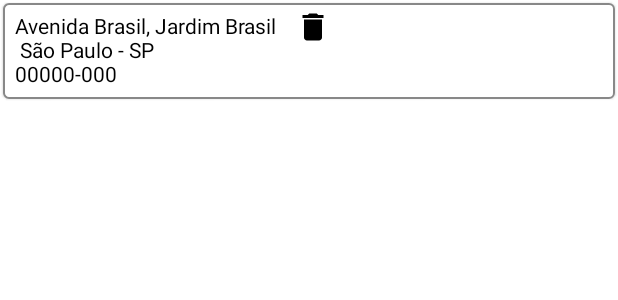
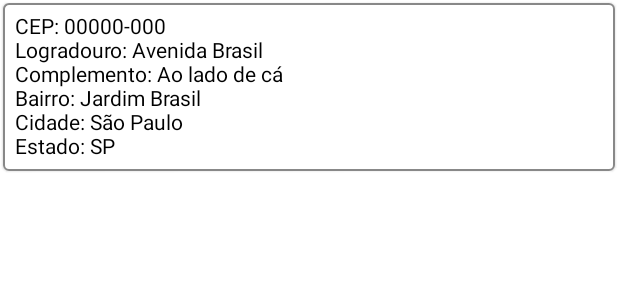
Before and after one commit to Matheus-Silas97/PostalCode_Search, an Android app built with Jetpack Compose: the @Preview function HistoricComponentPreview, on a phone screen of 412 x 824 dp. Shown: the top 300 px of the screen. Run offline under Robolectric (Android 15) with nearby library versions, the phone set to English and light mode, and no system bars.

Commit message:
feat(PostalCode): adjust

```diff
--- /dev/null
+++ b/historic/src/main/res/values/strings.xml
@@ -0,0 +1,4 @@
+<?xml version="1.0" encoding="utf-8"?>
+<resources>
+    <string name="historic">Historico</string>
+</resources>
--- a/search/src/main/java/com/matheussilas97/search/data/repository/AddressRepository.kt
+++ b/search/src/main/java/com/matheussilas97/search/data/repository/AddressRepository.kt
@@ -5,6 +5,6 @@ import kotlinx.coroutines.flow.Flow
 
 interface AddressRepository {
 
-    fun searchCep(postalCode: String): Flow<AddressEntity?>
+    suspend fun searchCep(postalCode: String): Flow<AddressEntity?>
 
 }
--- a/search/src/main/java/com/matheussilas97/search/data/repository/AddressRepositoryImpl.kt
+++ b/search/src/main/java/com/matheussilas97/search/data/repository/AddressRepositoryImpl.kt
@@ -7,7 +7,7 @@ import kotlinx.coroutines.flow.flow
 
 class AddressRepositoryImpl(private val addressService: AddressService) : AddressRepository {
 
-    override fun searchCep(postalCode: String): Flow<AddressEntity?> = flow {
+    override suspend fun searchCep(postalCode: String): Flow<AddressEntity?> = flow {
         val response = addressService.searchPostalCode(postalCode = postalCode)
         emit(
             AddressEntity(
--- a/search/src/main/java/com/matheussilas97/search/data/service/AddressService.kt
+++ b/search/src/main/java/com/matheussilas97/search/data/service/AddressService.kt
@@ -7,7 +7,7 @@ import retrofit2.http.Path
 interface AddressService {
 
     @GET(SEARCH_CEP_URL)
-    fun searchPostalCode(@Path(POSTAL_CODE) postalCode: String): AddressResponse?
+    suspend fun searchPostalCode(@Path(POSTAL_CODE) postalCode: String): AddressResponse?
 
     companion object {
         const val SEARCH_CEP_URL = "{cep}/json/"
--- a/search/src/main/java/com/matheussilas97/search/domain/usecase/AddressUseCase.kt
+++ b/search/src/main/java/com/matheussilas97/search/domain/usecase/AddressUseCase.kt
@@ -5,6 +5,6 @@ import kotlinx.coroutines.flow.Flow
 
 interface AddressUseCase {
 
-    fun searchPostalCode(postalCode: String): Flow<AddressEntity?>
+    suspend fun searchPostalCode(postalCode: String): Flow<AddressEntity?>
 
 }
--- a/search/src/main/java/com/matheussilas97/search/domain/usecase/AddressUseCaseImpl.kt
+++ b/search/src/main/java/com/matheussilas97/search/domain/usecase/AddressUseCaseImpl.kt
@@ -6,7 +6,7 @@ import kotlinx.coroutines.flow.Flow
 
 class AddressUseCaseImpl(private val addressRepository: AddressRepository) : AddressUseCase {
 
-    override fun searchPostalCode(postalCode: String): Flow<AddressEntity?> =
+    override suspend fun searchPostalCode(postalCode: String): Flow<AddressEntity?> =
         addressRepository.searchCep(postalCode)
 
 }
--- a/uikit/src/main/java/com/matheussilas97/uikit/components/AddressCard.kt
+++ b/uikit/src/main/java/com/matheussilas97/uikit/components/AddressCard.kt
@@ -17,45 +17,25 @@ import com.matheussilas97.uikit.R
 
 @Composable
 fun AddressCard(address: AddressEntity) {
-    val textAddressNeighborhood =
-        "${address.street}, ${address.neighborhood}"
-    val textCityState = " ${address.city} - ${address.state}"
-
     Card(
         border = BorderStroke(1.dp, Color.Gray),
         modifier = Modifier
             .fillMaxWidth()
             .padding(all = 2.dp)
     ) {
-        Row(modifier = Modifier.fillMaxWidth()) {
-            Column(
-                modifier = Modifier
-                    .padding(all = 8.dp)
-            ) {
-                TextNormal(text = textAddressNeighborhood, color = Color.Black)
-                TextNormal(text = textCityState, color = Color.Black)
-                TextNormal(text = address.postalCode, color = Color.Black)
-            }
-            Box(
-
-            ) {
-                IconButton(
-                    onClick = {},
-                    modifier = Modifier
-                        .size(size = 30.dp)
-                        .align(Alignment.CenterEnd)
-                ) {
-                    Icon(
-                        painter = painterResource(id = R.drawable.ic_delete),
-                        contentDescription = "icon delete"
-                    )
-                }
-            }
-
+        Column(
+            modifier = Modifier
+                .fillMaxWidth()
+                .padding(all = 8.dp)
+        ) {
+            TextNormal(text = "CEP: ${address.postalCode}")
+            TextNormal(text = "Logradouro: ${address.street}")
+            TextNormal(text = "Complemento: ${address.complement}")
+            TextNormal(text = "Bairro: ${address.neighborhood}")
+            TextNormal(text = "Cidade: ${address.city}")
+            TextNormal(text = "Estado: ${address.state}")
         }
-
     }
-
 }
 
 @Composable
```
Also changed, not shown: historic/src/main/java/com/matheussilas97/historic/presentation/HistoricScreen.kt (+7 -3 lines), search/src/main/java/com/matheussilas97/search/presentation/HomeScreen.kt (+11 -4 lines).
